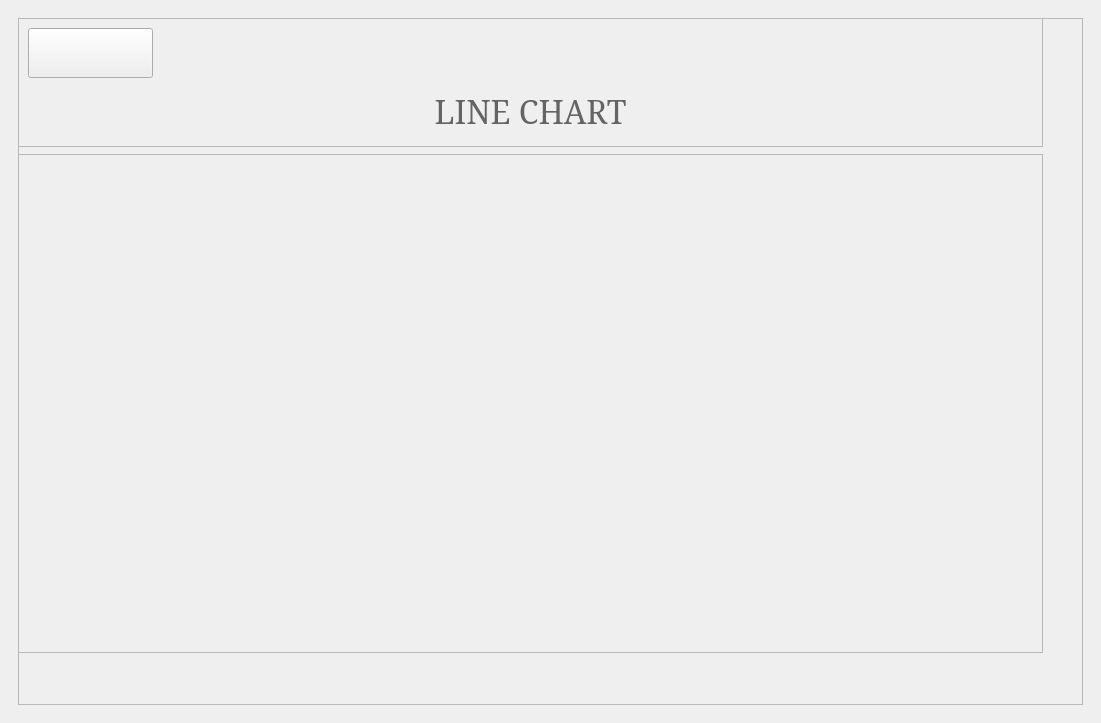
Old version of the form src/HorusNew.ui in the repository ufukpalpas/Horus.
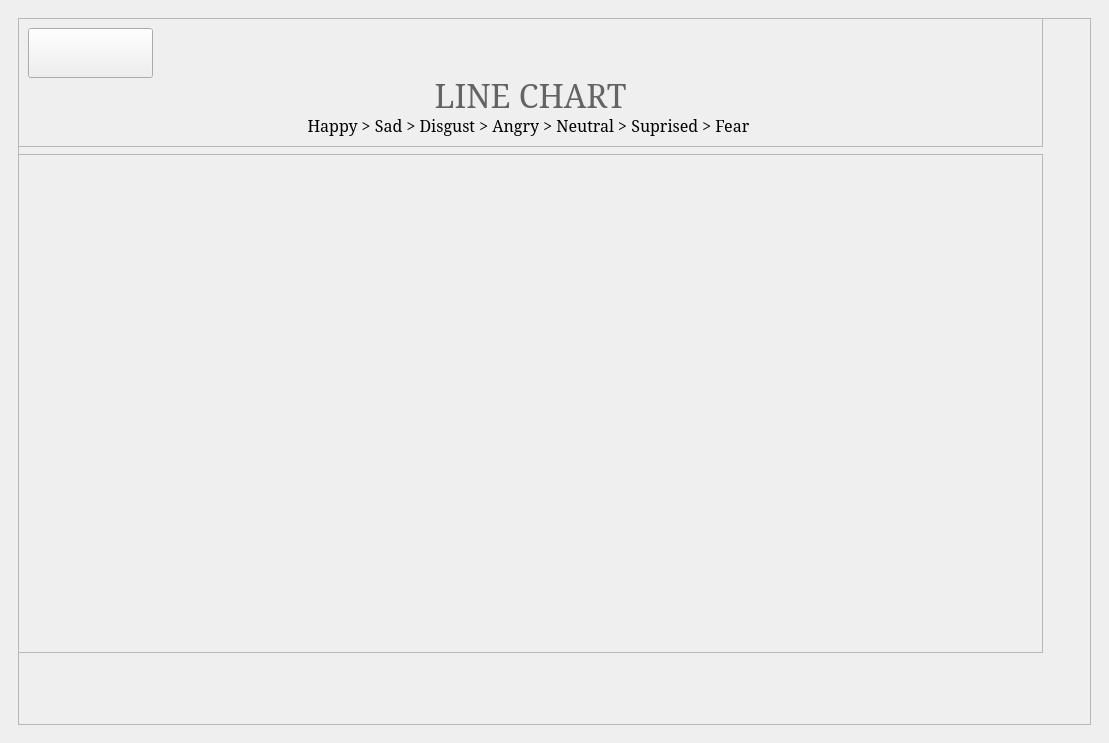
New version of the form. The open tabs and pages were chosen to show the change. Icons and pictures are not drawn.

Commit message: Chart pages added

```diff
--- a/src/HorusNew.ui
+++ b/src/HorusNew.ui
@@ -6,8 +6,8 @@
    <rect>
     <x>0</x>
     <y>0</y>
-    <width>1101</width>
-    <height>723</height>
+    <width>1109</width>
+    <height>743</height>
    </rect>
   </property>
   <property name="windowTitle">
@@ -2184,6 +2184,13 @@
                 </property>
                </widget>
               </item>
+              <item>
+               <widget class="QLabel" name="label_8">
+                <property name="text">
+                 <string>&lt;html&gt;&lt;head/&gt;&lt;body&gt;&lt;p align=&quot;center&quot;&gt;&lt;span style=&quot; font-size:12pt;&quot;&gt;Happy &amp;gt; Sad &amp;gt; Disgust &amp;gt; Angry &amp;gt; Neutral &amp;gt; Suprised &amp;gt; Fear &lt;/span&gt;&lt;/p&gt;&lt;/body&gt;&lt;/html&gt;</string>
+                </property>
+               </widget>
+              </item>
              </layout>
             </widget>
             <widget class="QFrame" name="p9_chart_frame">
```
Left out of the diff: 6 changed lines with no effect on the pictures. The commit also changes 2 other files.
